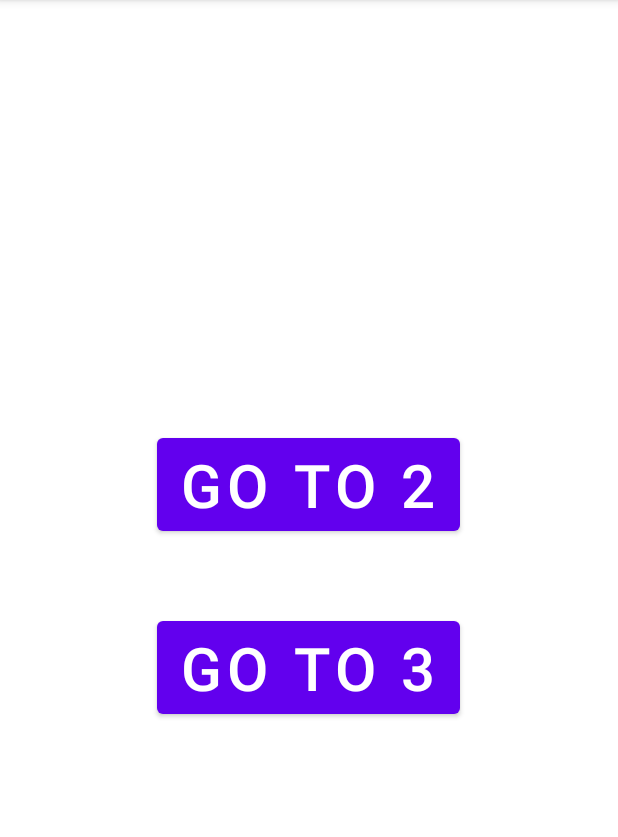
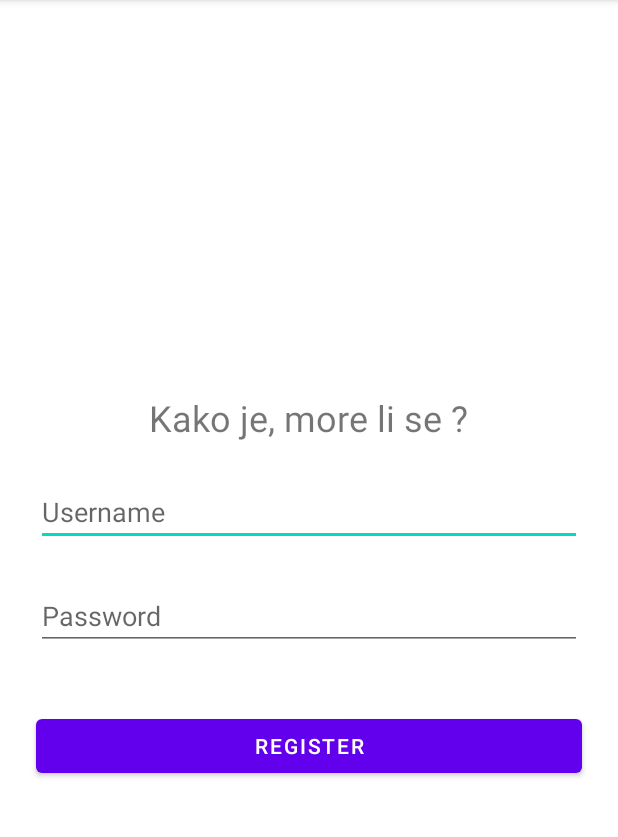
Before and after one commit to infinum-academy/ISA-Android-Intents, an Android app: the screen it shows after launch (NavigationActivity), on a phone screen of 412 x 824 dp, the part 84-921 px from its top. Run offline under Robolectric (Android 15) with nearby library versions, the phone set to English and light mode, and no system bars.

Commit message:
Prepare registration fragment

```diff
--- /dev/null
+++ b/app/src/main/java/com/infinum/isa/playground/lecturesix/RegistrationFragment.kt
@@ -0,0 +1,59 @@
+package com.infinum.isa.playground.lecturesix
+
+import android.Manifest
+import android.annotation.SuppressLint
+import android.content.Context
+import android.os.Bundle
+import android.view.LayoutInflater
+import android.view.View
+import android.view.ViewGroup
+import android.widget.Toast
+import androidx.core.widget.doOnTextChanged
+import androidx.fragment.app.Fragment
+import androidx.fragment.app.viewModels
+import androidx.navigation.fragment.findNavController
+import androidx.navigation.fragment.navArgs
+import com.google.android.gms.location.LocationServices
+import com.infinum.isa.playground.R
+import com.infinum.isa.playground.databinding.FragmentRegistrationBinding
+import com.infinum.isa.playground.databinding.FragmentSecondBinding
+
+class RegistrationFragment : Fragment() {
+
+    private var _binding: FragmentRegistrationBinding? = null
+    // This property is only valid between onCreateView and
+    // onDestroyView.
+    private val binding get() = _binding!!
+
+    private val viewModel: RegistrationViewModel by viewModels()
+
+    override fun onCreateView(
+        inflater: LayoutInflater,
+        container: ViewGroup?,
+        savedInstanceState: Bundle?
+    ): View {
+        _binding = FragmentRegistrationBinding.inflate(inflater, container, false)
+        return binding.root
+    }
+
+    override fun onViewCreated(view: View, savedInstanceState: Bundle?) {
+        super.onViewCreated(view, savedInstanceState)
+        viewModel.getRegistrationResultLiveData().observe(this.viewLifecycleOwner) { isRegisterSuccessful ->
+            if (isRegisterSuccessful) {
+                Toast.makeText(context, "USPJEŠNA REGISTRACIJA", Toast.LENGTH_SHORT).show()
+            } else {
+                Toast.makeText(context, "NIJE USPJEŠNA REGISTRACIJA", Toast.LENGTH_SHORT).show()
+            }
+        }
+        binding.apply {
+            registerButton.setOnClickListener {
+                viewModel.register(usernameInput.text.toString(), passwordInput.text.toString())
+            }
+        }
+    }
+
+    override fun onDestroyView() {
+        super.onDestroyView()
+        _binding = null
+    }
+}
--- /dev/null
+++ b/app/src/main/java/com/infinum/isa/playground/lecturesix/RegistrationViewModel.kt
@@ -0,0 +1,21 @@
+package com.infinum.isa.playground.lecturesix
+
+import androidx.lifecycle.LiveData
+import androidx.lifecycle.MutableLiveData
+import androidx.lifecycle.ViewModel
+import com.infinum.isa.playground.R
+import com.infinum.isa.playground.lecturethree.model.Superhero
+
+class RegistrationViewModel : ViewModel() {
+
+    private val registrationResultLiveData: MutableLiveData<Boolean> by lazy { MutableLiveData<Boolean>() }
+
+    fun getRegistrationResultLiveData(): LiveData<Boolean> {
+        return registrationResultLiveData
+    }
+
+    fun register(username: String, password: String) {
+        val registrationResult = true // TODO napravi retrofit poziv
+        registrationResultLiveData.value = registrationResult
+    }
+}
--- /dev/null
+++ b/app/src/main/res/layout/fragment_registration.xml
@@ -0,0 +1,43 @@
+<LinearLayout
+    xmlns:android="http://schemas.android.com/apk/res/android"
+    xmlns:tools="http://schemas.android.com/tools"
+    android:layout_width="match_parent"
+    android:layout_height="match_parent"
+    android:orientation="vertical"
+    android:gravity="center"
+    tools:context=".lectureone.MainActivity">
+
+    <TextView
+        android:layout_width="wrap_content"
+        android:layout_height="wrap_content"
+        android:layout_gravity="center_horizontal"
+        android:layout_marginTop="16dp"
+        android:text="Kako je, more li se ?"
+        android:textSize="24sp"
+        android:textAlignment="center"/>
+
+    <EditText
+        android:id="@+id/usernameInput"
+        android:layout_width="match_parent"
+        android:layout_height="wrap_content"
+        android:layout_marginTop="24dp"
+        android:layout_marginHorizontal="24dp"
+        android:hint="Username"/>
+
+    <EditText
+        android:id="@+id/passwordInput"
+        android:layout_width="match_parent"
+        android:layout_height="wrap_content"
+        android:layout_marginTop="24dp"
+        android:layout_marginHorizontal="24dp"
+        android:hint="Password"/>
+
+    <com.google.android.material.button.MaterialButton
+        android:id="@+id/registerButton"
+        android:layout_width="match_parent"
+        android:layout_height="wrap_content"
+        android:layout_marginHorizontal="24dp"
+        android:layout_marginTop="40dp"
+        android:text="Register"/>
+
+</LinearLayout>
--- a/app/src/main/res/navigation/main.xml
+++ b/app/src/main/res/navigation/main.xml
@@ -2,7 +2,13 @@
 <navigation xmlns:android="http://schemas.android.com/apk/res/android"
     xmlns:app="http://schemas.android.com/apk/res-auto" xmlns:tools="http://schemas.android.com/tools"
     android:id="@+id/main"
-    app:startDestination="@id/first">
+    app:startDestination="@id/registration">
+
+    <fragment
+        android:id="@+id/registration"
+        android:name="com.infinum.isa.playground.lecturesix.RegistrationFragment"
+        tools:layout="@layout/fragment_registration">
+    </fragment>
 
     <fragment
         android:id="@+id/first"
```
